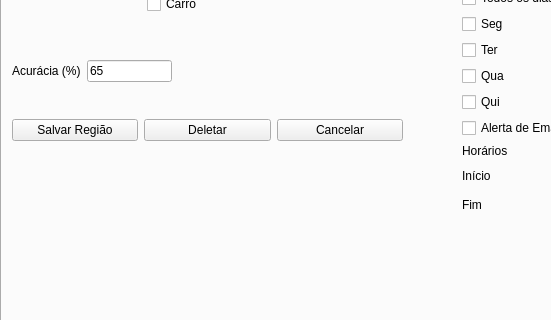
noldorj/Personal-Home-Guard, file mainForm.ui: the form before one commit; both pictures show x 0 to 551 and y 146 to 466 of the 936 by 675 pixel window.
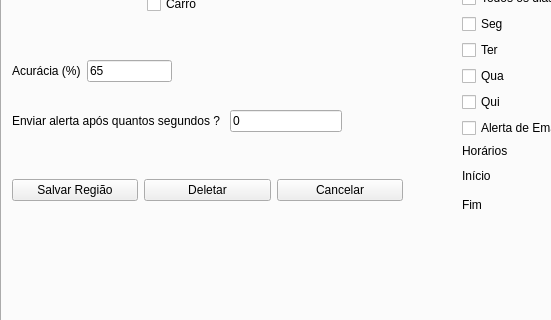
The form after the commit. The open tabs and pages were chosen to show the change.

Commit message: correcao bug nao envio de alertas via App para regioes configuradas sem email ok; 1a versao contagem de tempo por objectID , flata testar

Patch:
```diff
--- a/mainForm.ui
+++ b/mainForm.ui
@@ -686,7 +686,7 @@
         <property name="geometry">
          <rect>
           <x>10</x>
-          <y>230</y>
+          <y>290</y>
           <width>391</width>
           <height>41</height>
          </rect>
@@ -715,6 +715,38 @@
          </item>
         </layout>
        </widget>
+       <widget class="QWidget" name="formLayoutWidget_13">
+        <property name="geometry">
+         <rect>
+          <x>10</x>
+          <y>230</y>
+          <width>330</width>
+          <height>41</height>
+         </rect>
+        </property>
+        <layout class="QFormLayout" name="formAccuracy_2">
+         <item row="0" column="0">
+          <widget class="QLabel" name="label_100">
+           <property name="text">
+            <string>Enviar alerta após quantos segundos ? </string>
+           </property>
+          </widget>
+         </item>
+         <item row="0" column="1">
+          <widget class="QLineEdit" name="txtAlertaTimer">
+           <property name="text">
+            <string>0</string>
+           </property>
+           <property name="maxLength">
+            <number>2</number>
+           </property>
+           <property name="placeholderText">
+            <string/>
+           </property>
+          </widget>
+         </item>
+        </layout>
+       </widget>
       </widget>
       <widget class="QWidget" name="tabConfigGeneral">
        <attribute name="title">
```
Left out of the diff: 2 changed lines with no effect on the pictures. The commit also changes 6 other files.
